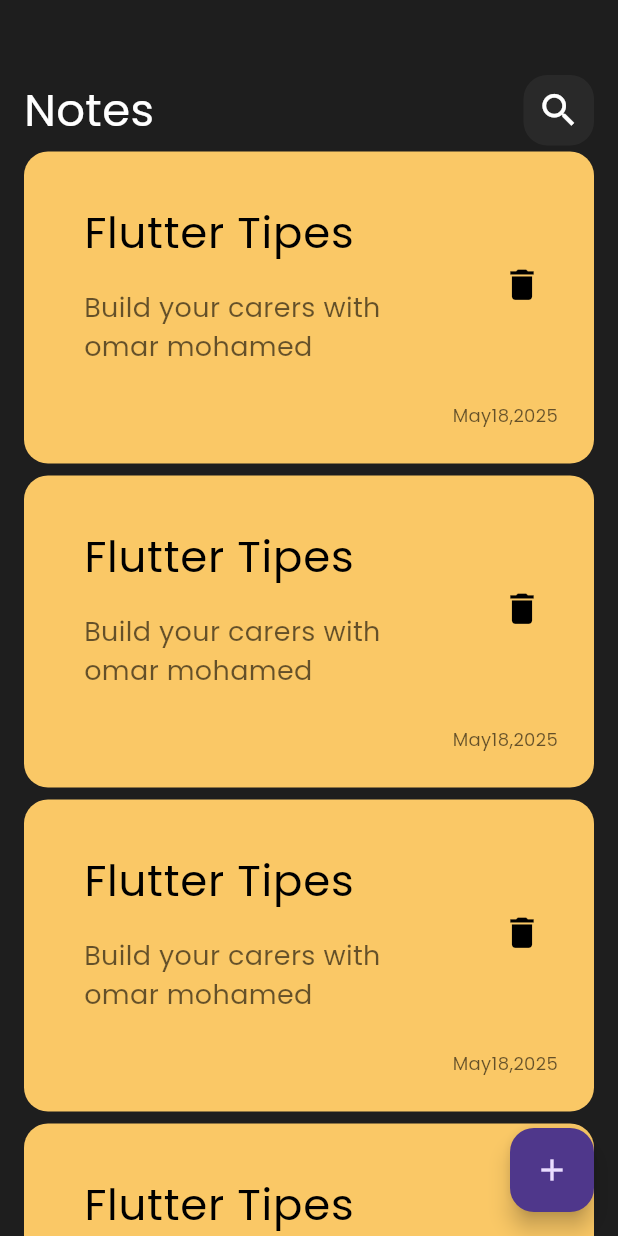
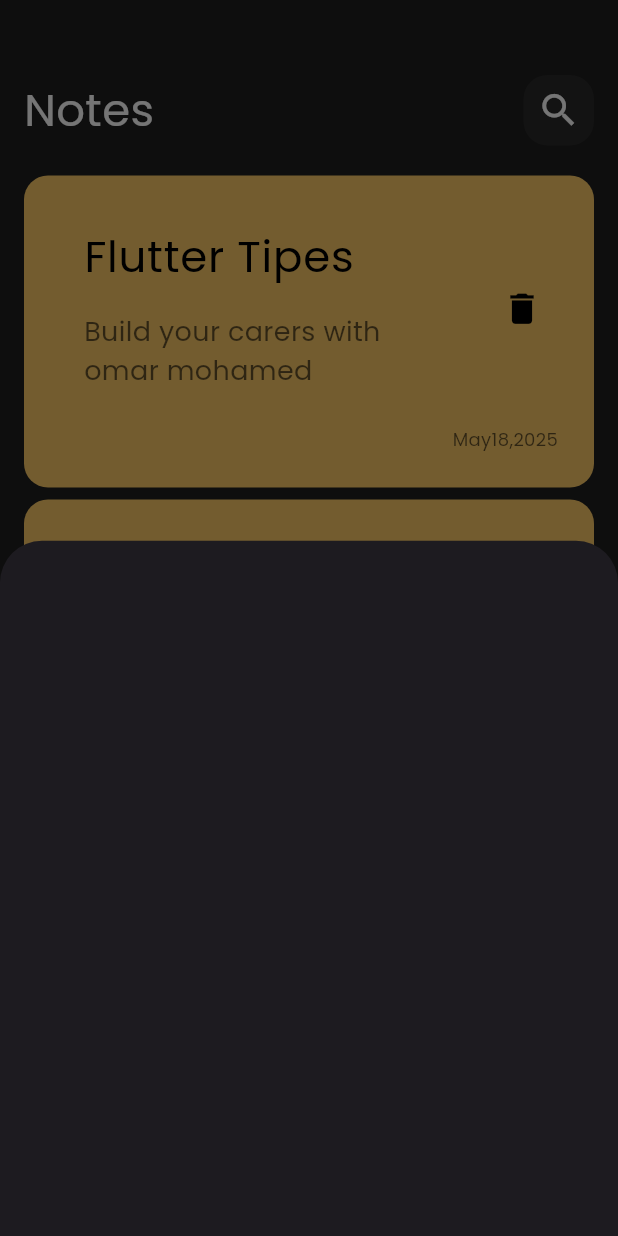
Before and after one commit to omarba136/notes_app, a Flutter app: the screen it shows after launch, after a tap on the "add" icon, on a phone screen of 412 x 824 dp. Run offline on Flutter 3.47's test engine with Material 3 defaults, Android fonts, the phone set to English and light mode, and no system bars.

Commit message:
shoe model buttom sheet

```diff
--- a/lib/views/notes_view.dart
+++ b/lib/views/notes_view.dart
@@ -1,4 +1,5 @@
 import 'package:app_note/widgets/Custom_app_bar.dart';
+import 'package:app_note/widgets/add_not_bottom_sheet.dart';
 import 'package:app_note/widgets/nots_views_body.dart';
 import 'package:flutter/material.dart';
 
@@ -9,7 +10,12 @@
   @override
   Widget build(BuildContext context) {
     return  Scaffold(
-    floatingActionButton: FloatingActionButton(onPressed: (){},
+    floatingActionButton: FloatingActionButton(onPressed: (){
+showModalBottomSheet(context: context, builder: (context) {
+  return const AddNotButtomSheet();
+});
+
+    },
     child: const Icon(Icons.add,),),
       body:const Notsviewsbody(),
     );
--- /dev/null
+++ b/lib/widgets/add_not_bottom_sheet.dart
@@ -0,0 +1,12 @@
+import 'package:flutter/material.dart';
+
+class AddNotButtomSheet extends StatelessWidget {
+  const AddNotButtomSheet({super.key});
+
+  @override
+  Widget build(BuildContext context) {
+    return  Container(
+
+
+    );  }
+}
--- a/lib/widgets/notes_list_views.dart
+++ b/lib/widgets/notes_list_views.dart
@@ -6,11 +6,14 @@
 
   @override
   Widget build(BuildContext context) {
-   return ListView.builder(itemBuilder: (context, index) {
-    return  const Padding(
-      padding:  EdgeInsets.symmetric(vertical: 4),
-      child:  NoteItem(),
-    );
-   },);
+   return Padding(
+     padding: const EdgeInsets.symmetric(vertical: 16),
+     child: ListView.builder(itemBuilder: (context, index) {
+      return  const Padding(
+        padding:  EdgeInsets.symmetric(vertical: 4),
+        child:  NoteItem(),
+      );
+     },),
+   );
   }
 }
```
